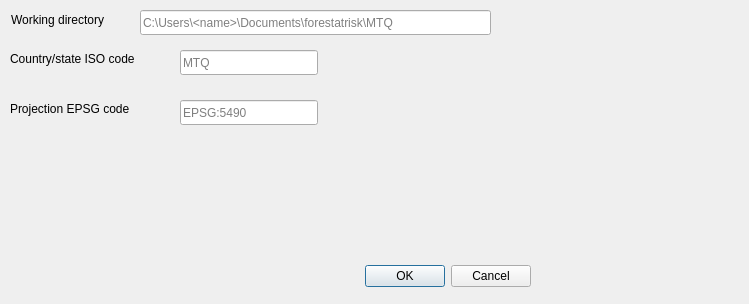
ghislainv/deforisk-qgis-plugin, file forestatrisk_plugin_dialog_base.ui: the form before one commit.
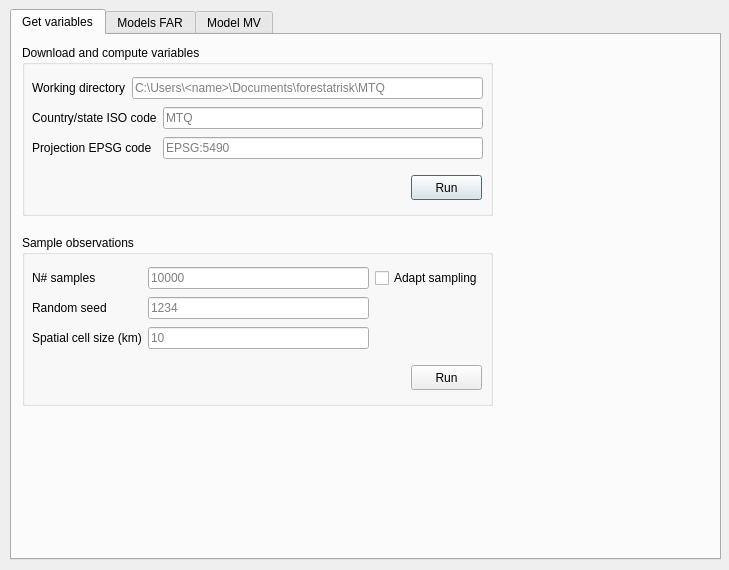
The form after the commit.

Commit message: Adding sample step

```diff
--- a/forestatrisk_plugin_dialog_base.ui
+++ b/forestatrisk_plugin_dialog_base.ui
@@ -6,109 +6,222 @@
    <rect>
     <x>0</x>
     <y>0</y>
-    <width>749</width>
-    <height>304</height>
+    <width>729</width>
+    <height>570</height>
    </rect>
   </property>
   <property name="windowTitle">
    <string>Forestatrisk Plugin</string>
   </property>
-  <widget class="QDialogButtonBox" name="button_box">
+  <widget class="QTabWidget" name="tabWidget">
    <property name="geometry">
     <rect>
-     <x>360</x>
-     <y>260</y>
-     <width>171</width>
-     <height>32</height>
-    </rect>
-   </property>
-   <property name="orientation">
-    <enum>Qt::Horizontal</enum>
-   </property>
-   <property name="standardButtons">
-    <set>QDialogButtonBox::Cancel|QDialogButtonBox::Ok</set>
-   </property>
-  </widget>
-  <widget class="QLineEdit" name="workdir">
-   <property name="geometry">
-    <rect>
-     <x>140</x>
-     <y>10</y>
-     <width>351</width>
-     <height>25</height>
-    </rect>
-   </property>
-   <property name="text">
-    <string/>
-   </property>
-   <property name="placeholderText">
-    <string>C:\Users\&lt;name&gt;\Documents\forestatrisk\MTQ</string>
-   </property>
-  </widget>
-  <widget class="QLabel" name="label_isocode">
-   <property name="geometry">
-    <rect>
      <x>10</x>
-     <y>50</y>
-     <width>156</width>
-     <height>17</height>
+     <y>9</y>
+     <width>711</width>
+     <height>551</height>
     </rect>
    </property>
-   <property name="text">
-    <string>Country/state ISO code</string>
+   <property name="currentIndex">
+    <number>0</number>
    </property>
-  </widget>
-  <widget class="QLabel" name="label_workdir">
-   <property name="geometry">
-    <rect>
-     <x>11</x>
-     <y>11</y>
-     <width>119</width>
-     <height>17</height>
-    </rect>
-   </property>
-   <property name="text">
-    <string>Working directory</string>
-   </property>
-  </widget>
-  <widget class="QLineEdit" name="isocode">
-   <property name="geometry">
-    <rect>
-     <x>180</x>
-     <y>50</y>
-     <width>138</width>
-     <height>25</height>
-    </rect>
-   </property>
-   <property name="placeholderText">
-    <string>MTQ</string>
-   </property>
-  </widget>
-  <widget class="QLineEdit" name="proj">
-   <property name="geometry">
-    <rect>
-     <x>180</x>
-     <y>100</y>
-     <width>138</width>
-     <height>25</height>
-    </rect>
-   </property>
-   <property name="placeholderText">
-    <string>EPSG:5490</string>
-   </property>
-  </widget>
-  <widget class="QLabel" name="label_proj">
-   <property name="geometry">
-    <rect>
-     <x>10</x>
-     <y>100</y>
-     <width>156</width>
-     <height>17</height>
-    </rect>
-   </property>
-   <property name="text">
-    <string>Projection EPSG code</string>
-   </property>
+   <widget class="QWidget" name="tab_get_var">
+    <attribute name="title">
+     <string>Get variables</string>
+    </attribute>
+    <widget class="QGroupBox" name="groupBox_var">
+     <property name="geometry">
+      <rect>
+       <x>10</x>
+       <y>10</y>
+       <width>471</width>
+       <height>171</height>
+      </rect>
+     </property>
+     <property name="title">
+      <string>Download and compute variables</string>
+     </property>
+     <widget class="QWidget" name="layoutWidget">
+      <property name="geometry">
+       <rect>
+        <x>10</x>
+        <y>30</y>
+        <width>451</width>
+        <height>89</height>
+       </rect>
+      </property>
+      <layout class="QGridLayout" name="gridLayout_var">
+       <item row="1" column="0" colspan="2">
+        <widget class="QLabel" name="label_isocode">
+         <property name="text">
+          <string>Country/state ISO code</string>
+         </property>
+        </widget>
+       </item>
+       <item row="0" column="0">
+        <widget class="QLabel" name="label_workdir">
+         <property name="text">
+          <string>Working directory</string>
+         </property>
+        </widget>
+       </item>
+       <item row="2" column="0" colspan="2">
+        <widget class="QLabel" name="label_proj">
+         <property name="text">
+          <string>Projection EPSG code</string>
+         </property>
+        </widget>
+       </item>
+       <item row="0" column="1" colspan="2">
+        <widget class="QLineEdit" name="workdir">
+         <property name="text">
+          <string/>
+         </property>
+         <property name="placeholderText">
+          <string>C:\Users\&lt;name&gt;\Documents\forestatrisk\MTQ</string>
+         </property>
+        </widget>
+       </item>
+       <item row="1" column="2">
+        <widget class="QLineEdit" name="isocode">
+         <property name="placeholderText">
+          <string>MTQ</string>
+         </property>
+        </widget>
+       </item>
+       <item row="2" column="2">
+        <widget class="QLineEdit" name="proj">
+         <property name="placeholderText">
+          <string>EPSG:5490</string>
+         </property>
+        </widget>
+       </item>
+      </layout>
+     </widget>
+     <widget class="QPushButton" name="run_var">
+      <property name="geometry">
+       <rect>
+        <x>389</x>
+        <y>130</y>
+        <width>71</width>
+        <height>25</height>
+       </rect>
+      </property>
+      <property name="text">
+       <string>Run</string>
+      </property>
+     </widget>
+    </widget>
+    <widget class="QGroupBox" name="groupBox_samp">
+     <property name="geometry">
+      <rect>
+       <x>10</x>
+       <y>200</y>
+       <width>471</width>
+       <height>171</height>
+      </rect>
+     </property>
+     <property name="title">
+      <string>Sample observations</string>
+     </property>
+     <widget class="QPushButton" name="run_samp">
+      <property name="geometry">
+       <rect>
+        <x>389</x>
+        <y>130</y>
+        <width>71</width>
+        <height>25</height>
+       </rect>
+      </property>
+      <property name="text">
+       <string>Run</string>
+      </property>
+     </widget>
+     <widget class="QWidget" name="layoutWidget">
+      <property name="geometry">
+       <rect>
+        <x>10</x>
+        <y>30</y>
+        <width>451</width>
+        <height>89</height>
+       </rect>
+      </property>
+      <layout class="QGridLayout" name="gridLayout_samp">
+       <item row="0" column="0">
+        <widget class="QLabel" name="label_nsamp">
+         <property name="text">
+          <string>N# samples</string>
+         </property>
+        </widget>
+       </item>
+       <item row="0" column="1">
+        <widget class="QLineEdit" name="nsamp">
+         <property name="text">
+          <string/>
+         </property>
+         <property name="placeholderText">
+          <string>10000</string>
+         </property>
+        </widget>
+       </item>
+       <item row="0" column="2">
+        <widget class="QCheckBox" name="adapt">
+         <property name="text">
+          <string>Adapt sampling</string>
+         </property>
+         <property name="tristate">
+          <bool>false</bool>
+         </property>
+        </widget>
+       </item>
+       <item row="1" column="0">
+        <widget class="QLabel" name="label_seed">
+         <property name="text">
+          <string>Random seed</string>
+         </property>
+        </widget>
+       </item>
+       <item row="1" column="1">
+        <widget class="QLineEdit" name="seed">
+         <property name="text">
+          <string/>
+         </property>
+         <property name="placeholderText">
+          <string>1234</string>
+         </property>
+        </widget>
+       </item>
+       <item row="2" column="0">
+        <widget class="QLabel" name="label_csize">
+         <property name="text">
+          <string>Spatial cell size (km)</string>
+         </property>
+        </widget>
+       </item>
+       <item row="2" column="1">
+        <widget class="QLineEdit" name="csize">
+         <property name="text">
+          <string/>
+         </property>
+         <property name="placeholderText">
+          <string>10</string>
+         </property>
+        </widget>
+       </item>
+      </layout>
+     </widget>
+    </widget>
+   </widget>
+   <widget class="QWidget" name="tab_models_far">
+    <attribute name="title">
+     <string>Models FAR</string>
+    </attribute>
+   </widget>
+   <widget class="QWidget" name="tab_model_mw">
+    <attribute name="title">
+     <string>Model MV</string>
+    </attribute>
+   </widget>
   </widget>
  </widget>
  <resources/>
```
Left out of the diff: 35 changed lines with no effect on the pictures. The commit also changes 3 other files.
